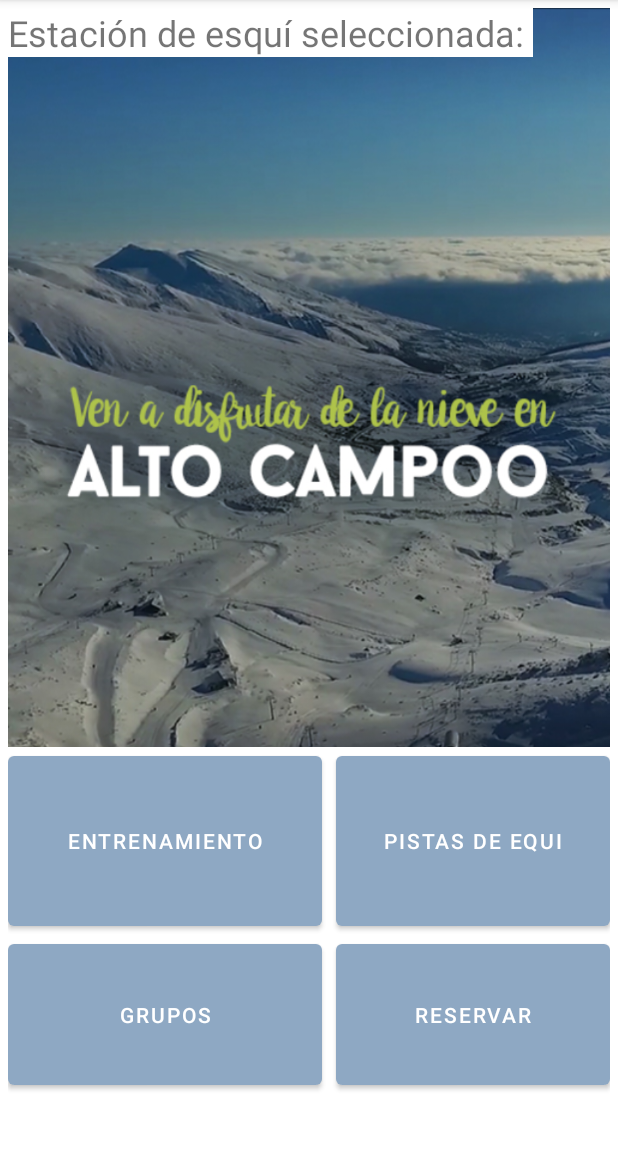
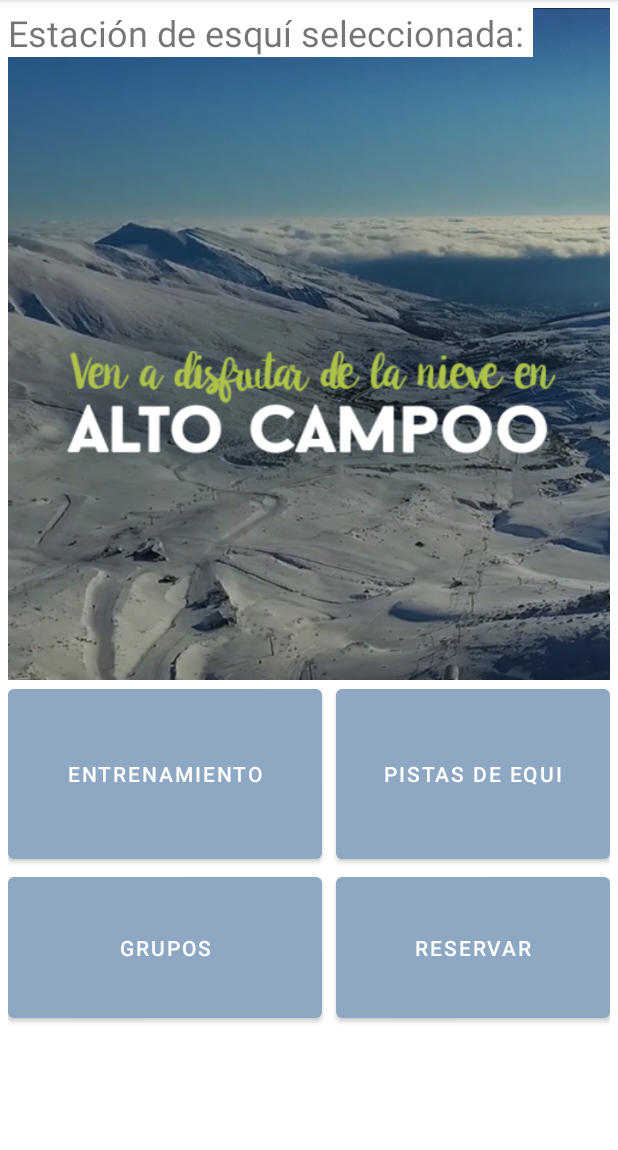
Before and after one commit to jorge-barrio/FreestyleMeeting, an Android app: the screen it shows after launch (NavegationDrawerActivity), on a phone screen of 412 x 824 dp, the part 84-1234 px from its top. Run offline under Robolectric (Android 15) with nearby library versions, the phone set to English and light mode, and no system bars; our stand-ins replace navigation-ui.

Commit message:
Presentacion 20 Oct

```diff
--- a/app/src/main/java/com/example/freestylemeeting/HomeFragment.java
+++ b/app/src/main/java/com/example/freestylemeeting/HomeFragment.java
@@ -78,7 +78,7 @@
 
         ski_trails_button.setOnClickListener(new View.OnClickListener() {
             public void onClick(View v){
-                Intent intent = new Intent(getActivity(), PistaActivity.class);
+                Intent intent = new Intent(getActivity(), ListaPistaActivity.class);
                 startActivity(intent);
             }
         });
--- a/app/src/main/res/layout/activity_reservar_material.xml
+++ b/app/src/main/res/layout/activity_reservar_material.xml
@@ -315,7 +315,7 @@
         <TableRow
             android:layout_width="match_parent"
             android:layout_height="wrap_content"
-            android:layout_marginTop="100dp">
+            android:layout_marginTop="0dp">
 
             <LinearLayout
                 android:layout_width="match_parent"
--- a/app/src/main/res/layout/fragment_home.xml
+++ b/app/src/main/res/layout/fragment_home.xml
@@ -9,7 +9,7 @@
 
     <LinearLayout
         android:layout_width="match_parent"
-        android:layout_height="460dp"
+        android:layout_height="370dp"
         android:layout_weight="2"
         android:background="@drawable/alto_campoo" >
 
```
Also changed, not shown: app/src/main/java/com/example/freestylemeeting/ui/slideshow/SlideshowFragment.java (+7 -0 lines).
